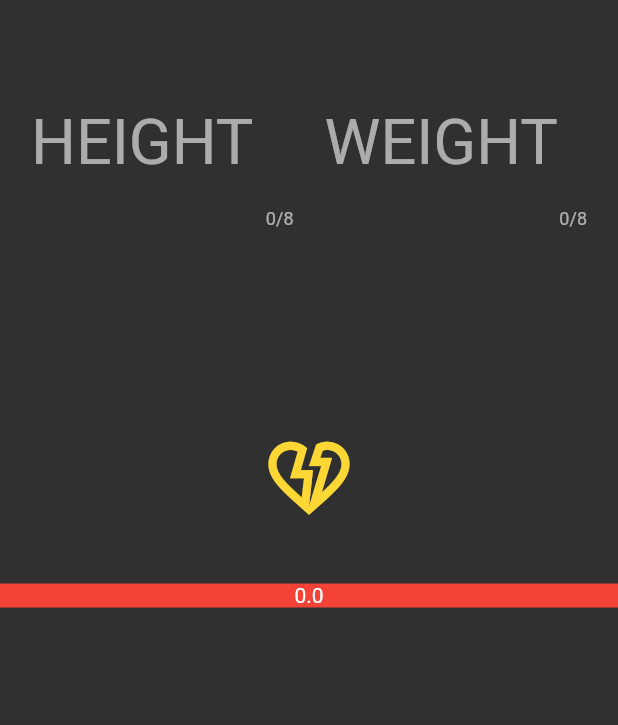
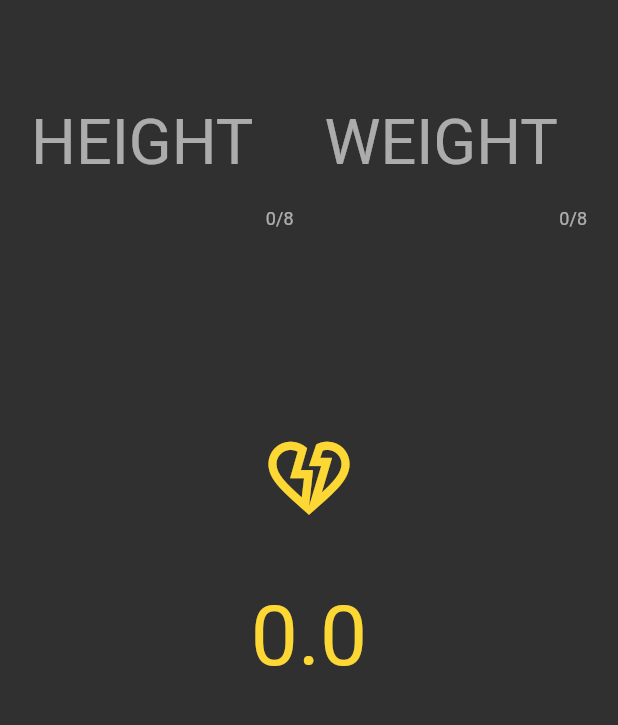
Before and after one commit to balkayunus7/Bmi-Calculator, a Flutter app: the screen it shows after launch, after a tap on the "heart broken" icon, on a phone screen of 412 x 824 dp, the part 72-797 px from its top. Run offline on Flutter 3.47's test engine with Material 2 defaults, Android fonts, the phone set to English and light mode, and no system bars.

Commit message:
Project last details

```diff
--- a/Bmi Calculator/lib/Constans/Contans.dart
+++ b/Bmi Calculator/lib/Constans/Contans.dart
@@ -2,7 +2,7 @@ import 'package:flutter/material.dart';
 
 class ColorsUtility {
   final mainHexColor = Colors.yellow[600];
-  final accentHexColor = Colors.black87;
+  final accentHexColor = Colors.white;
   final textFieldColor = Colors.white54;
 }
 
--- a/Bmi Calculator/lib/Screens/HomePage.dart
+++ b/Bmi Calculator/lib/Screens/HomePage.dart
@@ -19,6 +19,7 @@ class _HomePageState extends State<HomePage> {
   TextEditingController weightController = TextEditingController();
 
   double _bmiResult = 0;
+  String textResult = '';
 
   @override
   Widget build(BuildContext context) {
@@ -73,15 +74,15 @@ class _HomePageState extends State<HomePage> {
             IconButton(
               onPressed: () {
                 double _h = double.parse(heightController.text);
-                double _w = double.parse(heightController.text);
+                double _w = double.parse(weightController.text);
                 setState(() {
                   _bmiResult = _w / (_h * _h);
                   if (_bmiResult > 25) {
-                    Text("vdbhzhv");
+                    textResult = "You are over weight";
                   } else if (_bmiResult >= 18.5 && _bmiResult <= 25) {
-                    Text("vdbvdvhzhv");
+                    textResult = "You are normal weight";
                   } else {
-                    Text("vdbaashzhv");
+                    textResult = "You are under weight";
                   }
                 });
               },
@@ -93,9 +94,27 @@ class _HomePageState extends State<HomePage> {
             ),
             const SizedBox(height: 30),
             Container(
+              width: 150,
+              height: 70,
               alignment: Alignment.center,
-              color: Colors.red,
-              child: Text(_bmiResult.toString()),
+              child: Text(
+                _bmiResult.toString(),
+                style: Theme.of(context)
+                    .textTheme
+                    .headline2
+                    ?.copyWith(color: colors.mainHexColor),
+              ),
+            ),
+            const SizedBox(height: 25),
+            Container(
+              width: 370,
+              height: 50,
+              alignment: Alignment.center,
+              child: Text(
+                textResult,
+                style: Theme.of(context).textTheme.headline4?.copyWith(
+                    color: colors.accentHexColor, fontWeight: FontWeight.w400),
+              ),
             ),
           ],
         ),
```
